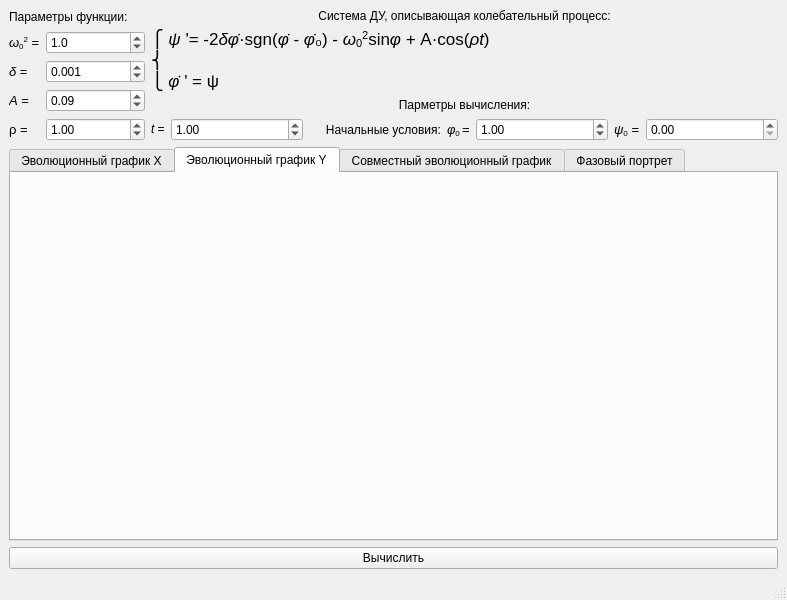
First picture: the form in ui/physics_pendulum.ui, repository ymys8/phase-portrait-practicum, before the edit.
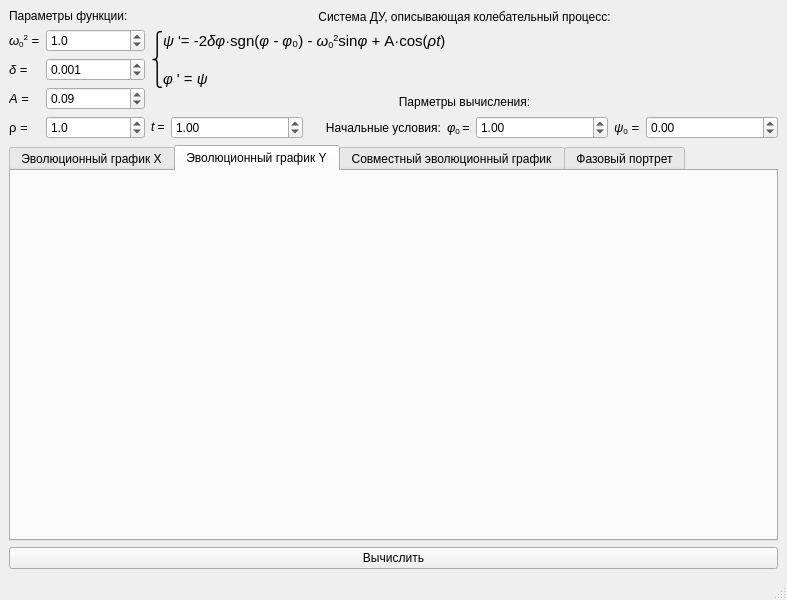
Second picture: the form after the edit. Custom widgets are drawn as their Qt base class.

Commit message: fix: исправила название окна

The edit to the form file:
```diff
--- a/ui/physics_pendulum.ui
+++ b/ui/physics_pendulum.ui
@@ -101,6 +101,18 @@
           </item>
           <item row="2" column="1">
            <widget class="QDoubleSpinBox" name="dsbA">
+            <property name="decimals">
+             <number>2</number>
+            </property>
+            <property name="minimum">
+             <double>-100.000000000000000</double>
+            </property>
+            <property name="maximum">
+             <double>100.000000000000000</double>
+            </property>
+            <property name="singleStep">
+             <double>0.010000000000000</double>
+            </property>
             <property name="value">
              <double>0.090000000000000</double>
             </property>
@@ -120,8 +132,17 @@
           </item>
           <item row="3" column="1">
            <widget class="QDoubleSpinBox" name="dsbRho">
+            <property name="decimals">
+             <number>1</number>
+            </property>
+            <property name="minimum">
+             <double>-100.000000000000000</double>
+            </property>
             <property name="maximum">
-             <double>10000.000000000000000</double>
+             <double>100.000000000000000</double>
+            </property>
+            <property name="singleStep">
+             <double>0.100000000000000</double>
             </property>
             <property name="value">
              <double>1.000000000000000</double>
@@ -158,7 +179,7 @@
            </font>
           </property>
           <property name="text">
-           <string>&lt;html&gt;&lt;head/&gt;&lt;body&gt;&lt;p&gt;⎧ &lt;span style=&quot; font-style:italic;&quot;&gt;ψ&lt;/span&gt; '= -2&lt;span style=&quot; font-style:italic;&quot;&gt;δφ̇&lt;/span&gt;·sgn(&lt;span style=&quot; font-style:italic;&quot;&gt;φ̇&lt;/span&gt; - &lt;span style=&quot; font-style:italic;&quot;&gt;φ̇&lt;/span&gt;₀) - &lt;span style=&quot; font-style:italic;&quot;&gt;ω&lt;/span&gt;&lt;span style=&quot; vertical-align:sub;&quot;&gt;0&lt;/span&gt;&lt;span style=&quot; vertical-align:super;&quot;&gt;2&lt;/span&gt;sin&lt;span style=&quot; font-style:italic;&quot;&gt;φ&lt;/span&gt; + A·cos(&lt;span style=&quot; font-style:italic;&quot;&gt;ρt&lt;/span&gt;)&lt;br/&gt;⎨ &lt;br/&gt;⎩ &lt;span style=&quot; font-style:italic;&quot;&gt;φ̇&lt;/span&gt; ' = ψ &lt;/p&gt;&lt;/body&gt;&lt;/html&gt;</string>
+           <string>&lt;html&gt;&lt;head/&gt;&lt;body&gt;&lt;p&gt;&lt;span style=&quot; font-size:12pt;&quot;&gt;⎧&lt;/span&gt;&lt;span style=&quot; font-size:11pt;&quot;/&gt;&lt;span style=&quot; font-size:11pt; font-style:italic;&quot;&gt;ψ&lt;/span&gt;&lt;span style=&quot; font-size:11pt;&quot;&gt; '= -2&lt;/span&gt;&lt;span style=&quot; font-size:11pt; font-style:italic;&quot;&gt;δ&lt;/span&gt;&lt;span style=&quot; font-family:'Times New Roman','serif'; font-size:11pt; font-style:italic;&quot;&gt;φ&lt;/span&gt;&lt;span style=&quot; font-size:11pt; font-style:italic;&quot;&gt;·&lt;/span&gt;&lt;span style=&quot; font-size:11pt;&quot;&gt;sgn(&lt;/span&gt;&lt;span style=&quot; font-family:'Times New Roman','serif'; font-size:11pt; font-style:italic;&quot;&gt;φ&lt;/span&gt;&lt;span style=&quot; font-size:11pt; font-style:italic;&quot;&gt; - &lt;/span&gt;&lt;span style=&quot; font-family:'Times New Roman','serif'; font-size:11pt; font-style:italic;&quot;&gt;φ&lt;/span&gt;&lt;span style=&quot; font-size:11pt;&quot;&gt;₀) - &lt;/span&gt;&lt;span style=&quot; font-size:11pt; font-style:italic;&quot;&gt;ω&lt;/span&gt;&lt;span style=&quot; font-size:11pt; vertical-align:sub;&quot;&gt;0&lt;/span&gt;&lt;span style=&quot; font-size:11pt; vertical-align:super;&quot;&gt;2&lt;/span&gt;&lt;span style=&quot; font-size:11pt;&quot;&gt;sin&lt;/span&gt;&lt;span style=&quot; font-family:'Times New Roman','serif'; font-size:11pt; font-style:italic;&quot;&gt;φ&lt;/span&gt;&lt;span style=&quot; font-size:11pt;&quot;&gt; + A·cos(&lt;/span&gt;&lt;span style=&quot; font-size:11pt; font-style:italic;&quot;&gt;ρt&lt;/span&gt;&lt;span style=&quot; font-size:11pt;&quot;&gt;)&lt;br/&gt;&lt;/span&gt;&lt;span style=&quot; font-size:12pt;&quot;&gt;⎨ &lt;br/&gt;⎩&lt;/span&gt;&lt;span style=&quot; font-size:11pt;&quot;/&gt;&lt;span style=&quot; font-family:'Times New Roman','serif'; font-size:11pt; font-style:italic;&quot;&gt;φ&lt;/span&gt;&lt;span style=&quot; font-size:11pt;&quot;&gt; ' = &lt;/span&gt;&lt;span style=&quot; font-size:11pt; font-style:italic;&quot;&gt;ψ &lt;/span&gt;&lt;/p&gt;&lt;/body&gt;&lt;/html&gt;</string>
           </property>
           <property name="alignment">
            <set>Qt::AlignLeading|Qt::AlignLeft|Qt::AlignVCenter</set>
@@ -248,6 +269,12 @@
               <verstretch>0</verstretch>
              </sizepolicy>
             </property>
+            <property name="minimum">
+             <double>-100.000000000000000</double>
+            </property>
+            <property name="maximum">
+             <double>100.000000000000000</double>
+            </property>
             <property name="value">
              <double>1.000000000000000</double>
             </property>
@@ -279,6 +306,12 @@
               <verstretch>0</verstretch>
              </sizepolicy>
             </property>
+            <property name="minimum">
+             <double>-100.000000000000000</double>
+            </property>
+            <property name="maximum">
+             <double>100.000000000000000</double>
+            </property>
            </widget>
           </item>
          </layout>
```
Left out of the diff: 2 changed lines with no effect on the pictures.
